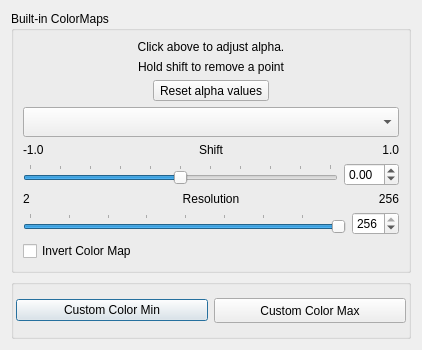
The window that src/Interface/Modules/Visualization/CreateStandardColorMap.ui (SCIInstitute/SCIRun) describes before a commit, drawn with Qt 5.
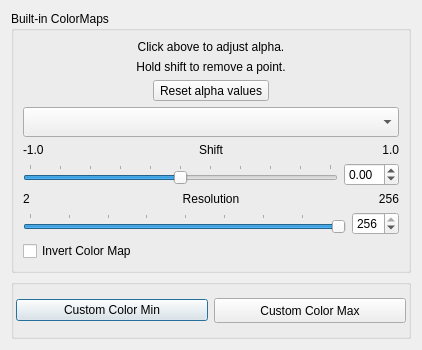
The same window after the commit.

```diff
--- a/src/Interface/Modules/Visualization/CreateStandardColorMap.ui
+++ b/src/Interface/Modules/Visualization/CreateStandardColorMap.ui
@@ -48,7 +48,7 @@
       <item>
        <widget class="QLabel" name="label_7">
         <property name="text">
-         <string>Hold shift to remove a point</string>
+         <string>Hold shift to remove a point.</string>
         </property>
         <property name="alignment">
          <set>Qt::AlignCenter</set>
```
